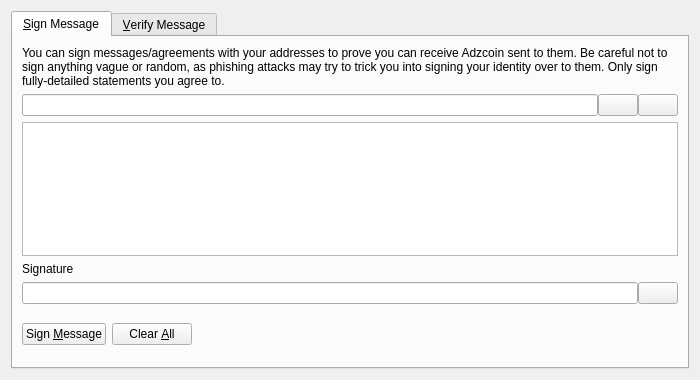
This is src/qt/forms/signverifymessagedialog.ui in coinmenace/adz as Qt 5 draws it before an edit. The edited form follows.
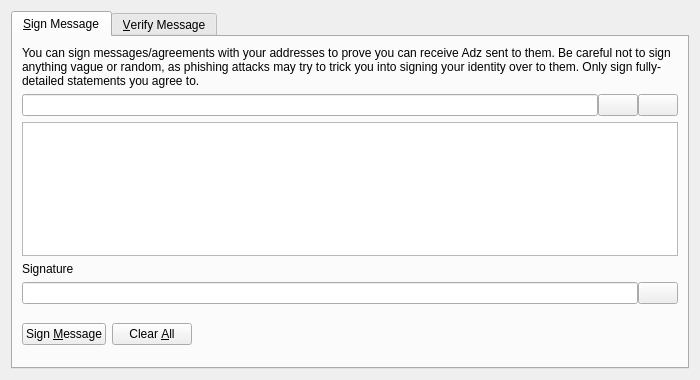
This is the edited form. Custom widgets are drawn as their Qt base class.

Diff of the .ui file:
```diff
--- a/src/qt/forms/signverifymessagedialog.ui
+++ b/src/qt/forms/signverifymessagedialog.ui
@@ -30,7 +30,7 @@
        <item>
         <widget class="QLabel" name="infoLabel_SM">
          <property name="text">
-          <string>You can sign messages/agreements with your addresses to prove you can receive Adzcoin sent to them. Be careful not to sign anything vague or random, as phishing attacks may try to trick you into signing your identity over to them. Only sign fully-detailed statements you agree to.</string>
+          <string>You can sign messages/agreements with your addresses to prove you can receive Adz sent to them. Be careful not to sign anything vague or random, as phishing attacks may try to trick you into signing your identity over to them. Only sign fully-detailed statements you agree to.</string>
          </property>
          <property name="textFormat">
           <enum>Qt::PlainText</enum>
```
